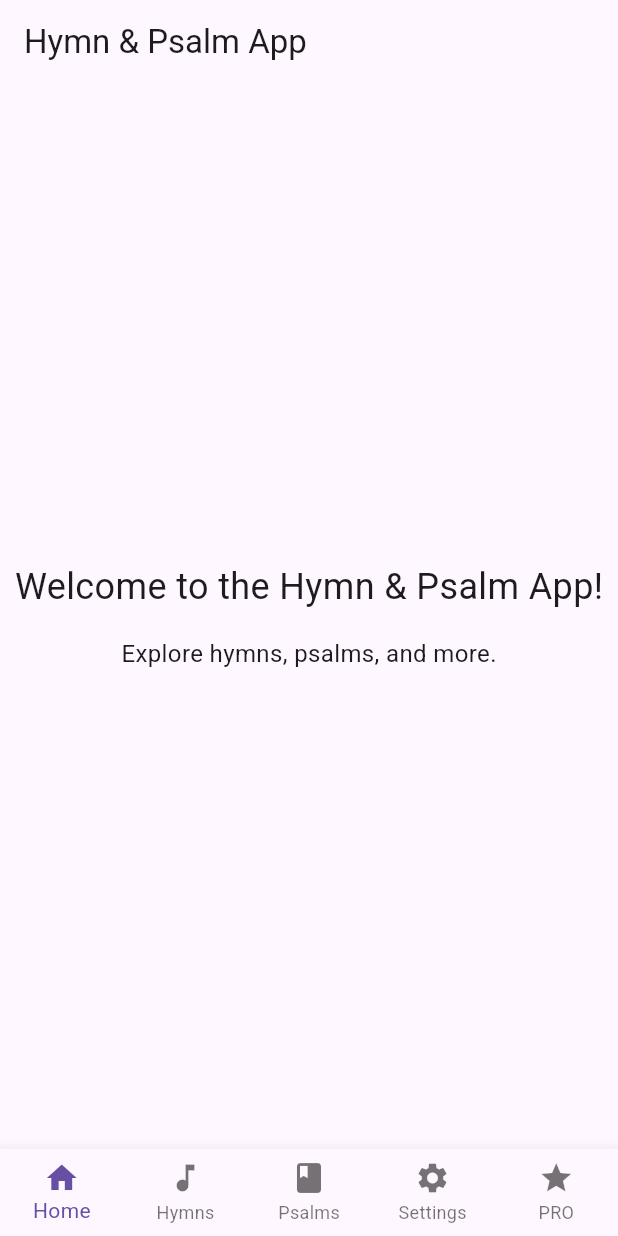
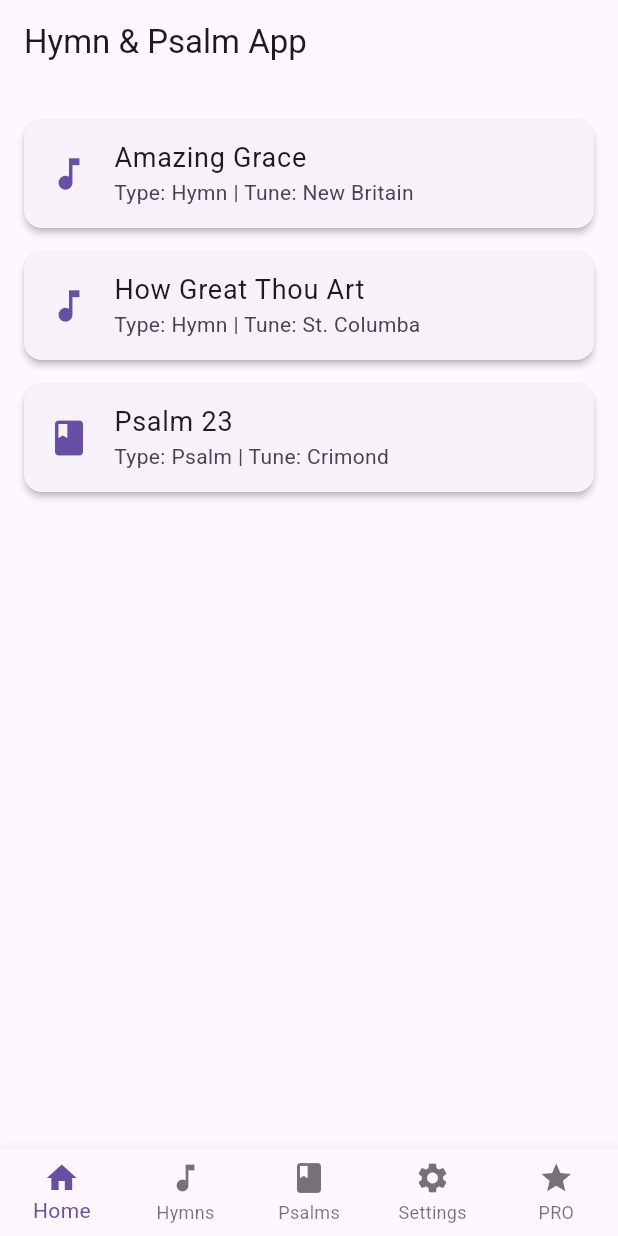
Before and after one commit to Gibsonodoka/Hymns-and-Psalms, a Flutter app: the screen it shows after launch, on a phone screen of 412 x 824 dp. Run offline on Flutter 3.47's test engine with Material 3 defaults, Android fonts, the phone set to English and light mode, and no system bars; our stand-ins replace shared_preferences.

Commit message:
home screen to display both hymn and psalms

```diff
--- a/lib/screens/home_screen.dart
+++ b/lib/screens/home_screen.dart
@@ -4,6 +4,8 @@ import 'psalms_screen.dart';
 import 'settings_screen.dart';
 import 'pro_screen.dart';
 import '../widgets/bottom_nav_bar.dart';
+import '../models/hymn.dart';
+import 'hymn_detail_screen.dart';
 
 class HomeScreen extends StatefulWidget {
   const HomeScreen({super.key});
@@ -16,7 +18,7 @@ class _HomeScreenState extends State<HomeScreen> {
   int _selectedIndex = 0;
 
   final List<Widget> _screens = [
-    const HomeContent(), // Added Home content
+    const HomeContent(),
     const HymnsScreen(),
     const PsalmsScreen(),
     const SettingsScreen(),
@@ -39,23 +41,46 @@ class _HomeScreenState extends State<HomeScreen> {
   }
 }
 
-// Simple Home content widget
 class HomeContent extends StatelessWidget {
   const HomeContent({super.key});
+
+  // Combine hymns and psalms into a single list
+  static final List<Map<String, dynamic>> items = [
+    ...HymnsScreen.hymns.map((hymn) => {'type': 'Hymn', 'data': hymn}),
+    ...PsalmsScreen.psalms.map((psalm) => {'type': 'Psalm', 'data': psalm}),
+  ];
 
   @override
   Widget build(BuildContext context) {
     return Scaffold(
       appBar: AppBar(title: const Text('Hymn & Psalm App')),
-      body: const Center(
-        child: Column(
-          mainAxisAlignment: MainAxisAlignment.center,
-          children: [
-            Text('Welcome to the Hymn & Psalm App!', style: TextStyle(fontSize: 24)),
-            SizedBox(height: 16),
-            Text('Explore hymns, psalms, and more.', style: TextStyle(fontSize: 16)),
-          ],
-        ),
+      body: ListView.builder(
+        padding: const EdgeInsets.all(16),
+        itemCount: items.length,
+        itemBuilder: (context, index) {
+          final item = items[index];
+          final isHymn = item['type'] == 'Hymn';
+          final hymn = item['data'] as Hymn;
+          return Card(
+            elevation: 2,
+            margin: const EdgeInsets.symmetric(vertical: 8),
+            child: ListTile(
+              leading: Icon(
+                isHymn ? Icons.music_note : Icons.book,
+                color: Theme.of(context).primaryColor,
+                size: 28,
+              ),
+              title: Text(hymn.title, style: const TextStyle(fontSize: 18)),
+              subtitle: Text('Type: ${item['type']} | Tune: ${hymn.tune}'),
+              onTap: () => Navigator.push(
+                context,
+                MaterialPageRoute(
+                  builder: (context) => HymnDetailScreen(hymn: hymn),
+                ),
+              ),
+            ),
+          );
+        },
       ),
     );
   }
--- a/lib/screens/hymns_screen.dart
+++ b/lib/screens/hymns_screen.dart
@@ -5,11 +5,7 @@ import 'hymn_detail_screen.dart';
 class HymnsScreen extends StatefulWidget {
   const HymnsScreen({super.key});
 
-  @override
-  _HymnsScreenState createState() => _HymnsScreenState();
-}
-
-class _HymnsScreenState extends State<HymnsScreen> {
+  // Define hymns as static const
   static const List<Hymn> hymns = [
     Hymn(
       id: 1,
@@ -29,11 +25,18 @@ class _HymnsScreenState extends State<HymnsScreen> {
     ),
   ];
 
+  @override
+  _HymnsScreenState createState() => _HymnsScreenState();
+}
+
+class _HymnsScreenState extends State<HymnsScreen> {
   String _searchQuery = '';
 
   @override
   Widget build(BuildContext context) {
-    final filteredHymns = hymns.where((hymn) => hymn.title.toLowerCase().contains(_searchQuery.toLowerCase())).toList();
+    final filteredHymns = HymnsScreen.hymns
+        .where((hymn) => hymn.title.toLowerCase().contains(_searchQuery.toLowerCase()))
+        .toList();
 
     return Scaffold(
       appBar: AppBar(
@@ -42,7 +45,7 @@ class _HymnsScreenState extends State<HymnsScreen> {
           IconButton(
             icon: const Icon(Icons.search),
             onPressed: () async {
-              final query = await showSearch(context: context, delegate: HymnSearchDelegate(hymns));
+              final query = await showSearch(context: context, delegate: HymnSearchDelegate(HymnsScreen.hymns));
               if (query != null) setState(() => _searchQuery = query);
             },
           ),
--- a/lib/screens/psalms_screen.dart
+++ b/lib/screens/psalms_screen.dart
@@ -5,6 +5,7 @@ import 'hymn_detail_screen.dart';
 class PsalmsScreen extends StatelessWidget {
   const PsalmsScreen({super.key});
 
+  // Define psalms as static const
   static const List<Hymn> psalms = [
     Hymn(
       id: 1,
```
